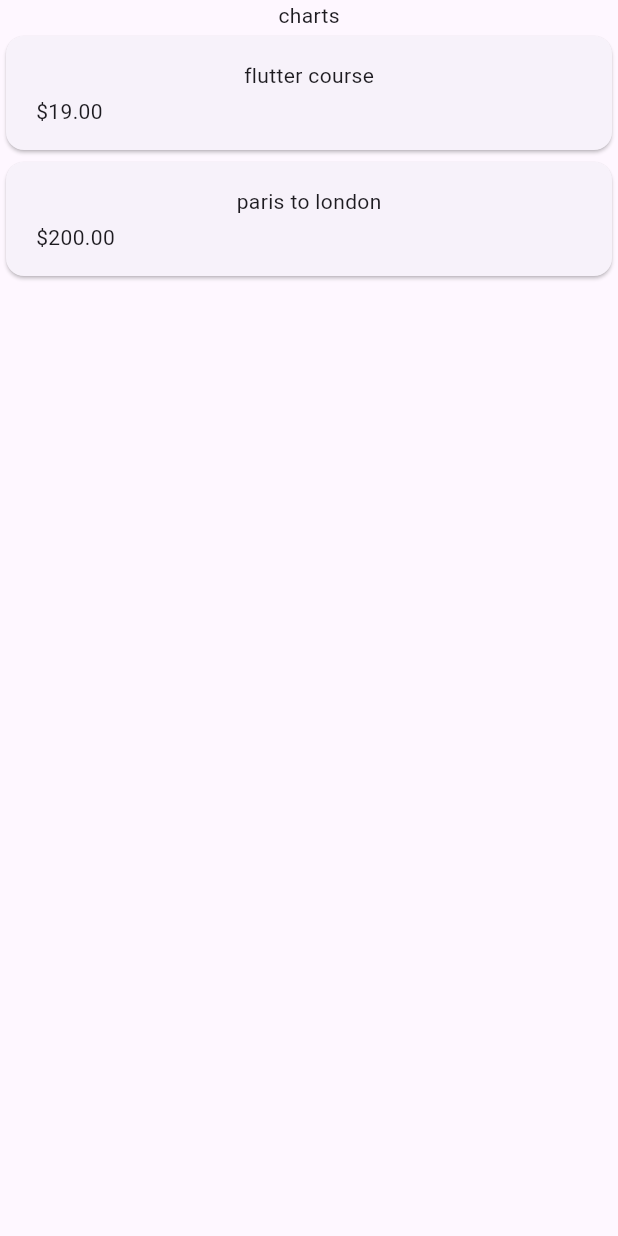
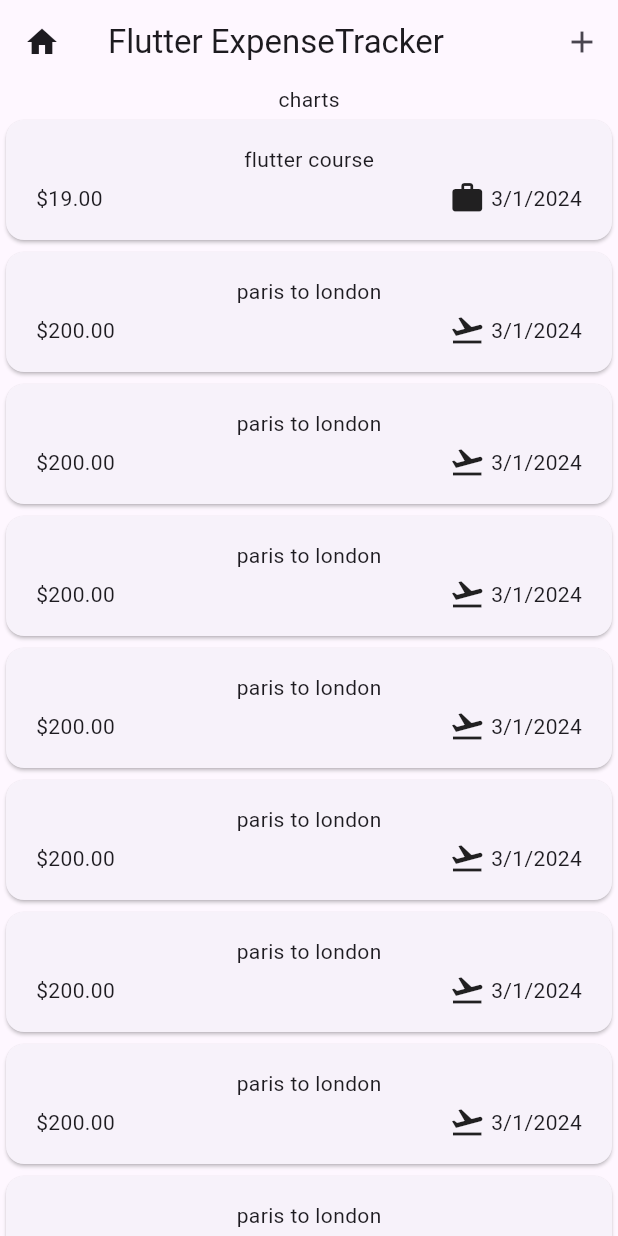
Before and after one commit to henok-ab/expense_tracker, a Flutter app: the screen it shows after launch, on a phone screen of 412 x 824 dp. Run offline on Flutter 3.47's test engine with Material 3 defaults, Android fonts, the phone set to English and light mode, and no system bars.

Commit message:
newExpense.dart file add to accept data from user

```diff
--- a/lib/models/expense.dart
+++ b/lib/models/expense.dart
@@ -1,7 +1,21 @@
 import "package:uuid/uuid.dart";
+import 'package:flutter/material.dart';
+import 'package:intl/intl.dart';
+
+// utility object      dateformat is a class provided by intl
+//  ymd() is one of spacial constuctor among many.
+final formatter = DateFormat.yMd();
 
 //final  uuid=Uuid();  we can use this method for id
 enum Category { work, leisure, travel, food }
+
+//build map of icons for expenses Category use the in expenses_item
+const categoryIcon = {
+  Category.food: Icons.dinner_dining,
+  Category.leisure: Icons.movie,
+  Category.travel: Icons.flight_takeoff,
+  Category.work: Icons.work
+};
 
 class Expense {
   Expense(
@@ -17,4 +31,9 @@ class Expense {
   final double amount;
   final String id;
   final Category category;
+
+  //getter method for date and formatter
+  String get formattedDate {
+    return formatter.format(date);
+  }
 }
--- a/lib/widgets/expense_List/expense_item.dart
+++ b/lib/widgets/expense_List/expense_item.dart
@@ -16,6 +16,13 @@ class ExpensesItem extends StatelessWidget {
             Row(
               children: [
                 Text('\$${expense.amount.toStringAsFixed(2)}'),
+                const Spacer(),
+                Row(
+                  children: [
+                    Icon(categoryIcon[expense.category]),
+                    Text(" ${expense.formattedDate}"),
+                  ],
+                ),
               ],
             ),
           ],
@@ -24,6 +31,3 @@ class ExpensesItem extends StatelessWidget {
     );
   }
 }
-/*Column(
-        children: [Text(expense.title),],
-      ), */
--- a/lib/widgets/expenses.dart
+++ b/lib/widgets/expenses.dart
@@ -23,14 +23,107 @@ class _ExpensesState extends State<Expenses> {
         title: "paris to london",
         date: DateTime.now(),
         amount: 200.0,
+        category: Category.travel),
+    Expense(
+        title: "paris to london",
+        date: DateTime.now(),
+        amount: 200.0,
+        category: Category.travel),
+    Expense(
+        title: "paris to london",
+        date: DateTime.now(),
+        amount: 200.0,
+        category: Category.travel),
+    Expense(
+        title: "paris to london",
+        date: DateTime.now(),
+        amount: 200.0,
+        category: Category.travel),
+    Expense(
+        title: "paris to london",
+        date: DateTime.now(),
+        amount: 200.0,
+        category: Category.travel),
+    Expense(
+        title: "paris to london",
+        date: DateTime.now(),
+        amount: 200.0,
+        category: Category.travel),
+    Expense(
+        title: "paris to london",
+        date: DateTime.now(),
+        amount: 200.0,
+        category: Category.travel),
+    Expense(
+        title: "paris to london",
+        date: DateTime.now(),
+        amount: 200.0,
+        category: Category.travel),
+    Expense(
+        title: "paris to london",
+        date: DateTime.now(),
+        amount: 200.0,
+        category: Category.travel),
+    Expense(
+        title: "paris to london",
+        date: DateTime.now(),
+        amount: 200.0,
         category: Category.travel)
   ];
 
   @override
   Widget build(BuildContext context) {
     return Scaffold(
+      appBar: AppBar(
+        leading: IconButton(
+          onPressed: () {},
+          icon: const Icon(Icons.home),
+        ),
+        title: const Text('Flutter ExpenseTracker'),
+        actions: [
+          IconButton(
+            onPressed: () {
+              showModalBottomSheet(
+                context: context,
+                builder: (BuildContext context) {
+                  return Container(
+                    padding: EdgeInsets.all(16.0),
+                    child: Column(
+                      mainAxisSize: MainAxisSize.min,
+                      children: <Widget>[
+                        ListTile(
+                          leading: Icon(Icons.music_note),
+                          title: Text('Music'),
+                          onTap: () {
+                            // Handle music action
+                          },
+                        ),
+                        ListTile(
+                          leading: Icon(Icons.photo),
+                          title: Text('Photos'),
+                          onTap: () {
+                            // Handle photos action
+                          },
+                        ),
+                        ListTile(
+                          leading: Icon(Icons.videocam),
+                          title: Text('Videos'),
+                          onTap: () {
+                            // Handle videos action
+                          },
+                        ),
+                      ],
+                    ),
+                  );
+                },
+              );
+            },
+            icon: const Icon(Icons.add),
+          ),
+        ],
+      ),
       body: Column(children: [
-        Text("charts"),
+        const Text("charts"),
         Expanded(
           child: ExpensesList(expenses: _registerdExpenses),
         ), // use expensesList.dart file this stateless widget
```
Also changed, not shown: lib/widgets/new_expense.dart (added), 1 other file.
